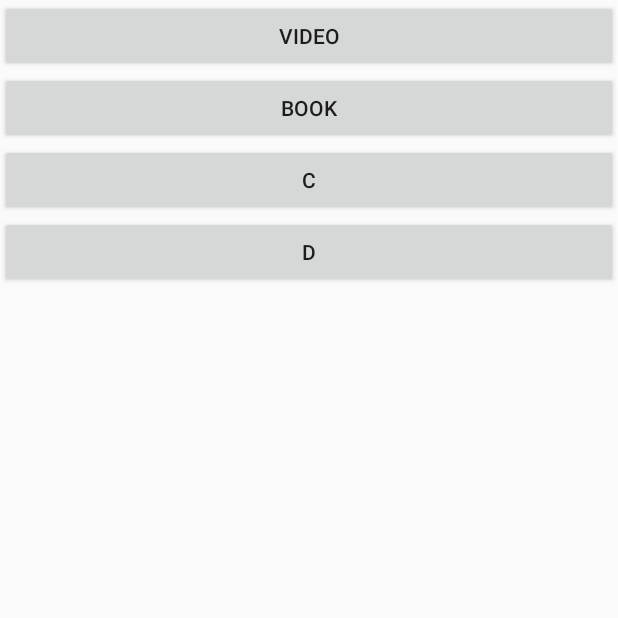
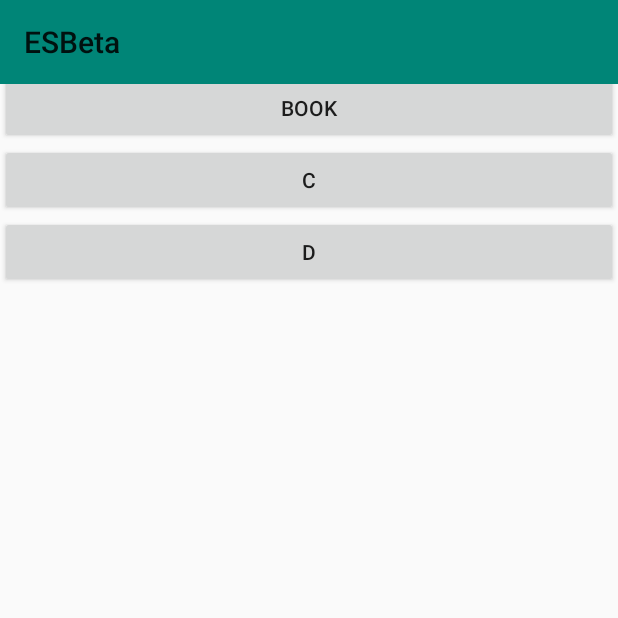
Before and after one commit to ruskirin/ESBeta, an Android app: the screen it shows after launch (MainActivity), on a phone screen of 412 x 824 dp, the top half of it. Run offline under Robolectric (Android 15) with nearby library versions, the phone set to English and light mode, and no system bars; 4 statements that could not run were skipped.

Commit message:
Working on proper toolbar display and pdf navigation

```diff
--- a/app/src/main/java/com/creations/rimov/esbeta/MainActivity.kt
+++ b/app/src/main/java/com/creations/rimov/esbeta/MainActivity.kt
@@ -2,12 +2,83 @@ package com.creations.rimov.esbeta
 
 import androidx.appcompat.app.AppCompatActivity
 import android.os.Bundle
+import android.view.Menu
+import android.view.MenuItem
+import androidx.appcompat.widget.Toolbar
+import androidx.lifecycle.Observer
+import androidx.lifecycle.ViewModelProviders
+import androidx.navigation.NavController
+import androidx.navigation.fragment.NavHostFragment
+import com.creations.rimov.esbeta.extensions.infoLog
+import com.creations.rimov.esbeta.view_models.GlobalViewModel
+import com.creations.rimov.esbeta.views.MainToolbar
+import kotlinx.android.synthetic.main.main_activity.*
 
 class MainActivity : AppCompatActivity() {
+
+    private val TAG = this::class.java.simpleName
+
+    private val navHostFrag: NavHostFragment by lazy { mainNavHostFrag as NavHostFragment }
+    private val navController: NavController by lazy { navHostFrag.navController }
+
+    private val toolbar: MainToolbar by lazy { mainToolbar }
+
+    private val globalVm by lazy {
+        ViewModelProviders.of(this).get(GlobalViewModel::class.java)
+    }
 
     override fun onCreate(savedInstanceState: Bundle?) {
         super.onCreate(savedInstanceState)
         setContentView(R.layout.main_activity)
 
+        setActionBar(toolbar)
+
+        globalVm.getPageNum().observe(this, Observer { num ->
+            when {
+                num == 0 -> toolbar.vanishPrev()
+                num >= globalVm.getTotalPageNum() -> toolbar.vanishNext()
+                else -> toolbar.visibleBookNav()
+            }
+        })
+    }
+
+    override fun onCreateOptionsMenu(menu: Menu?): Boolean {
+
+        TAG.infoLog("Current navigation fragment is ${navController.currentDestination?.id}")
+
+        when(navController.currentDestination?.id) {
+            R.id.videoFragment -> {
+                TAG.infoLog("On Video Fragment")
+
+                return true
+            }
+            R.id.bookFragment -> {
+                TAG.infoLog("On Book Fragment")
+
+                menuInflater.inflate(R.menu.toolbar_book, menu)
+
+                return true
+            }
+        }
+
+        return false
+    }
+
+    override fun onOptionsItemSelected(item: MenuItem): Boolean {
+
+        when(item.itemId) {
+            R.id.bookPrev -> {
+                globalVm.setPrevPage()
+
+                return true
+            }
+            R.id.bookNext -> {
+                globalVm.setNextPage()
+
+                return true
+            }
+        }
+
+        return false
     }
 }
--- a/app/src/main/java/com/creations/rimov/esbeta/view_models/BookViewModel.kt
+++ b/app/src/main/java/com/creations/rimov/esbeta/view_models/BookViewModel.kt
@@ -8,6 +8,7 @@ import android.widget.Toast
 import androidx.lifecycle.AndroidViewModel
 import androidx.lifecycle.MutableLiveData
 import com.creations.rimov.esbeta.R
+import com.creations.rimov.esbeta.extensions.infoLog
 import java.io.File
 import java.io.FileOutputStream
 
@@ -37,7 +38,9 @@ class BookViewModel(application: Application) : AndroidViewModel(application) {
 
         var bitmap: Bitmap
 
-        page = renderer.openPage(pageNum.value ?: return null)
+        this::class.java.simpleName.infoLog("Rendering page ${pageNum.value}")
+
+        page = renderer.openPage(pageNum.value ?: 0)
             .apply {
                 bitmap = Bitmap.createBitmap(this.width, this.height, Bitmap.Config.ARGB_8888)
 
--- /dev/null
+++ b/app/src/main/java/com/creations/rimov/esbeta/view_models/GlobalViewModel.kt
@@ -0,0 +1,31 @@
+package com.creations.rimov.esbeta.view_models
+
+import android.view.ViewManager
+import androidx.lifecycle.MutableLiveData
+import androidx.lifecycle.ViewModel
+
+class GlobalViewModel : ViewModel() {
+
+    private var totalPageNum: Int = 0
+    private var pageNum: MutableLiveData<Int> = MutableLiveData(0)
+
+    fun getPageNum() = pageNum
+
+    fun setPageNum(num: Int) {
+        pageNum.postValue(num)
+    }
+
+    fun setPrevPage() {
+        pageNum.postValue(pageNum.value?.minus(1))
+    }
+
+    fun setNextPage() {
+        pageNum.postValue(pageNum.value?.plus(1))
+    }
+
+    fun getTotalPageNum() = totalPageNum
+
+    fun setTotalPageNum(num: Int) {
+        totalPageNum = num
+    }
+}
--- /dev/null
+++ b/app/src/main/java/com/creations/rimov/esbeta/views/MainToolbar.kt
@@ -0,0 +1,41 @@
+package com.creations.rimov.esbeta.views
+
+import android.content.Context
+import android.util.AttributeSet
+import android.view.View
+import android.widget.Toolbar
+import androidx.core.view.isVisible
+import com.creations.rimov.esbeta.R
+import com.creations.rimov.esbeta.extensions.gone
+import com.creations.rimov.esbeta.extensions.visible
+
+class MainToolbar(context: Context, attrs: AttributeSet) : Toolbar(context, attrs) {
+
+    private val bookBtnPrev by lazy { findViewById<View>(R.id.bookPrev)}
+    private val bookBtnNext by lazy { findViewById<View>(R.id.bookNext)}
+
+    fun vanishPrev() {
+
+        bookBtnPrev?.apply {
+            if(isVisible) gone()
+            else visible()
+        }
+    }
+
+    fun vanishNext() {
+
+        bookBtnNext?.apply {
+            if(isVisible) gone()
+            else visible()
+        }
+    }
+
+    fun visibleBookNav() {
+        if(bookBtnPrev == null || bookBtnNext == null) return
+
+        if(bookBtnPrev.isVisible && bookBtnNext.isVisible) return
+
+        bookBtnPrev.visible()
+        bookBtnNext.visible()
+    }
+}
--- /dev/null
+++ b/app/src/main/res/drawable/ic_arrow_left.xml
@@ -0,0 +1,9 @@
+<vector xmlns:android="http://schemas.android.com/apk/res/android"
+        android:width="24dp"
+        android:height="24dp"
+        android:viewportWidth="24.0"
+        android:viewportHeight="24.0">
+    <path
+        android:fillColor="#FF000000"
+        android:pathData="M15.41,16.09l-4.58,-4.59 4.58,-4.59L14,5.5l-6,6 6,6z"/>
+</vector>
--- /dev/null
+++ b/app/src/main/res/drawable/ic_arrow_right.xml
@@ -0,0 +1,9 @@
+<vector xmlns:android="http://schemas.android.com/apk/res/android"
+        android:width="24dp"
+        android:height="24dp"
+        android:viewportWidth="24.0"
+        android:viewportHeight="24.0">
+    <path
+        android:fillColor="#FF000000"
+        android:pathData="M8.59,16.34l4.58,-4.59 -4.58,-4.59L10,5.75l6,6 -6,6z"/>
+</vector>
--- a/app/src/main/res/layout/main_activity.xml
+++ b/app/src/main/res/layout/main_activity.xml
@@ -9,11 +9,6 @@
     android:gravity="center"
     tools:context=".MainActivity">
 
-    <Toolbar
-        android:id="@+id/mainToolbar"
-        android:layout_width="match_parent"
-        android:layout_height="?attr/actionBarSize"/>
-
     <fragment
         android:id="@+id/mainNavHostFrag"
         android:name="androidx.navigation.fragment.NavHostFragment"
@@ -22,4 +17,13 @@
         app:navGraph="@navigation/nav_graph"
         app:defaultNavHost="true"/>
 
+    <com.creations.rimov.esbeta.views.MainToolbar
+        android:id="@+id/mainToolbar"
+        android:layout_width="match_parent"
+        android:layout_height="?attr/actionBarSize"
+        android:background="@color/colorPrimary"
+        android:theme="@style/ThemeOverlay.AppCompat.ActionBar"
+        app:popupTheme="@style/ThemeOverlay.AppCompat.Light"/>
+
+
 </FrameLayout>
--- /dev/null
+++ b/app/src/main/res/menu/toolbar_book.xml
@@ -0,0 +1,19 @@
+<?xml version="1.0" encoding="utf-8"?>
+<menu xmlns:android="http://schemas.android.com/apk/res/android"
+    xmlns:app="http://schemas.android.com/apk/res-auto">
+
+    <item
+        android:id="@+id/bookPrev"
+        android:title="@string/toolbar_book_previous"
+        android:orderInCategory="1"
+        android:icon="@drawable/ic_arrow_left"
+        app:showAsAction="always"/>
+
+    <item
+        android:id="@+id/bookNext"
+        android:title="@string/toolbar_book_next"
+        android:orderInCategory="2"
+        android:icon="@drawable/ic_arrow_right"
+        app:showAsAction="always"/>
+
+</menu>
--- a/app/src/main/res/values/strings.xml
+++ b/app/src/main/res/values/strings.xml
@@ -11,4 +11,7 @@
 
     <string name="testing_book_btn_begin">Begin</string>
     <string name="testing_book_btn_end">End</string>
+
+    <string name="toolbar_book_previous">Previous</string>
+    <string name="toolbar_book_next">Next</string>
 </resources>
```
Also changed, not shown: app/src/main/java/com/creations/rimov/esbeta/fragments/BookFragment.kt (+12 -6 lines).
